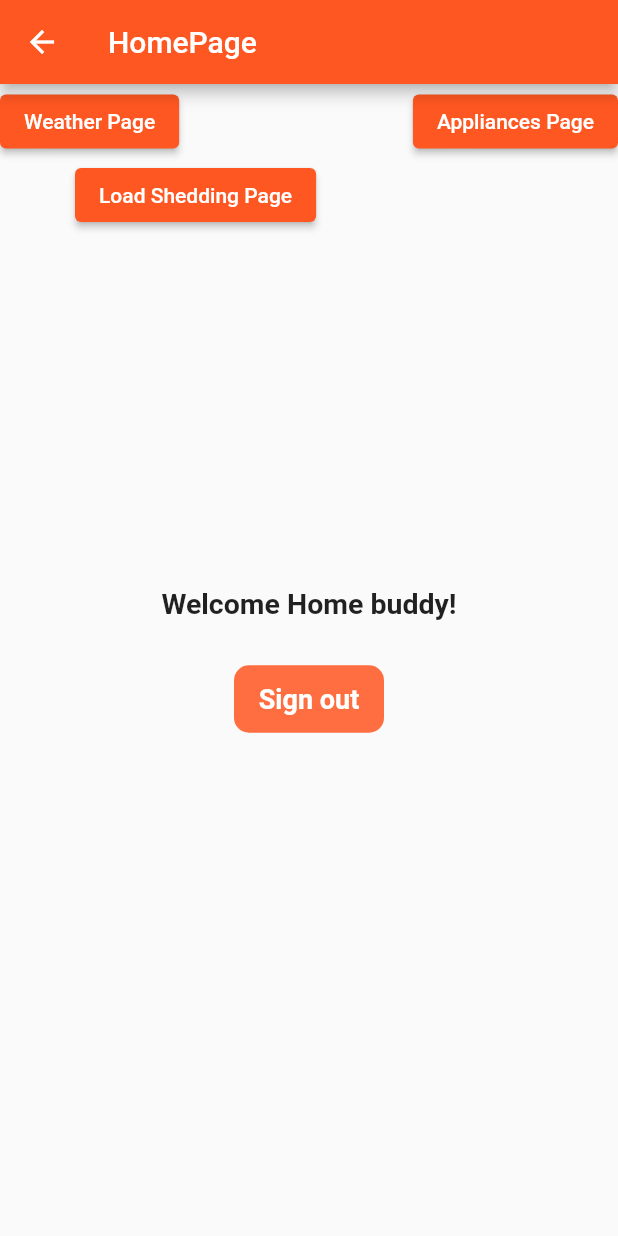
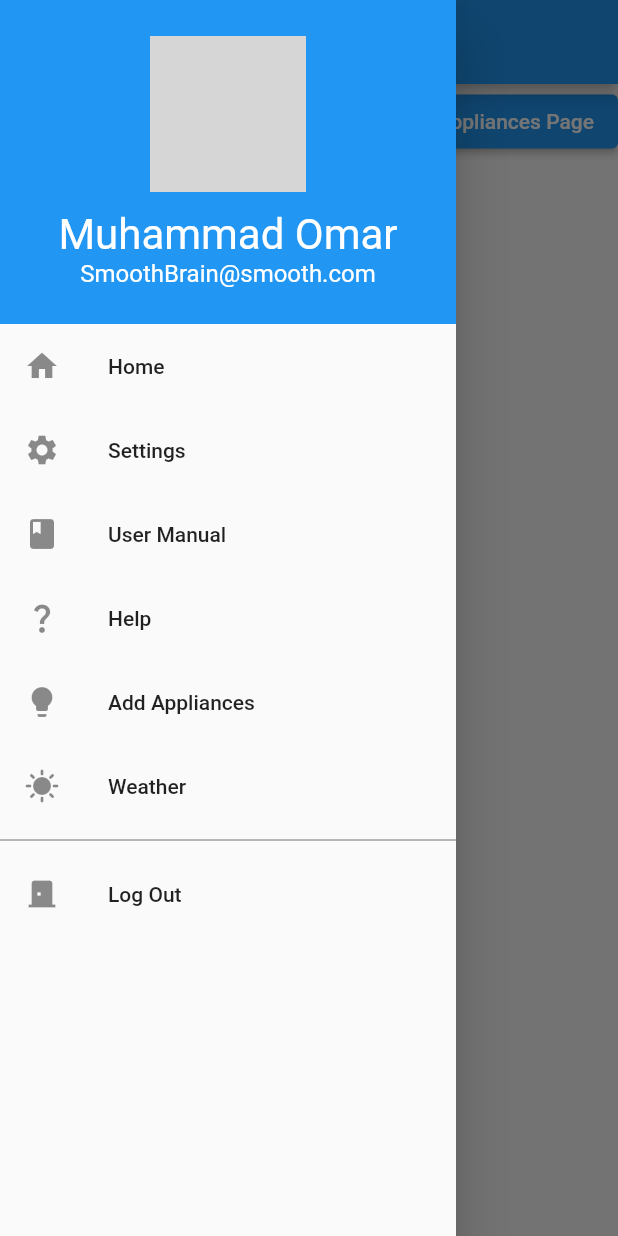
Before and after one commit to MZSFighters/MySolar, a Flutter app: the HomePage screen opened by its route, with the side drawer open (before the commit the screen has no drawer), on a phone screen of 412 x 824 dp. Run offline on Flutter 3.47's test engine with Material 2 defaults, Android fonts, the phone set to English and light mode, and no system bars; our stand-ins replace cloud_firestore, dio, firebase_auth, firebase_core; accounts and stored records are empty; network calls fail; grey boxes are pictures that could not be loaded.

Commit message:
collecting and building a trash fortress

```diff
--- /dev/null
+++ b/lib/CustomTheme.dart
@@ -0,0 +1,70 @@
+import 'package:flutter/material.dart';
+import 'package:flutter/widgets.dart';
+import 'package:mysolar/themes.dart';
+
+class _CustomTheme extends InheritedWidget {
+  final CustomThemeState data;
+
+  const _CustomTheme({
+    required this.data,
+    Key? key,
+    required Widget child,
+  }) : super(key: key, child: child);
+
+  @override
+  bool updateShouldNotify(_CustomTheme oldWidget) {
+    return true;
+  }
+}
+
+class CustomTheme extends StatefulWidget {
+  final Widget child;
+  final MyThemeKeys initialThemeKey;
+
+  const CustomTheme({
+    Key? key,
+    required this.initialThemeKey,
+    required this.child,
+  }) : super(key: key);
+
+  @override
+  CustomThemeState createState() => new CustomThemeState();
+
+  static ThemeData of(BuildContext context) {
+    _CustomTheme? inherited =
+     (context.dependOnInheritedWidgetOfExactType<_CustomTheme>());
+    return inherited!.data.theme;
+  }
+
+  static CustomThemeState instanceOf(BuildContext context) {
+    _CustomTheme? inherited =
+     (context.dependOnInheritedWidgetOfExactType<_CustomTheme>());
+    return inherited!.data;
+  }
+}
+
+class CustomThemeState extends State<CustomTheme> {
+  late ThemeData _theme;
+
+  ThemeData get theme => _theme;
+
+  @override
+  void initState() {
+    _theme = MyThemes.getThemeFromKey(widget.initialThemeKey);
+    super.initState();
+  }
+
+  void changeTheme(MyThemeKeys themeKey) {
+    setState(() {
+      _theme = MyThemes.getThemeFromKey(themeKey);
+    });
+  }
+
+  @override
+  Widget build(BuildContext context) {
+    return new _CustomTheme(
+      data: this,
+      child: widget.child,
+    );
+  }
+}
--- a/lib/features/user_auth/presentation/pages/home_page.dart
+++ b/lib/features/user_auth/presentation/pages/home_page.dart
@@ -1,5 +1,10 @@
 import 'package:firebase_auth/firebase_auth.dart';
 import 'package:flutter/material.dart';
+import 'package:mysolar/SettingsPage.dart';
+import 'package:mysolar/ManualPage.dart';
+import 'package:mysolar/weather/current_forecast.dart';
+import 'package:mysolar/HelpPage.dart';
+import 'package:mysolar/add_appliances.dart';
 
 class HomePage extends StatelessWidget {
   const HomePage({Key? key}) : super(key: key);
@@ -9,9 +14,10 @@ class HomePage extends StatelessWidget {
     return Scaffold(
       appBar: AppBar(
         title: Text("HomePage"),
-        backgroundColor: Colors.deepOrange,
-        foregroundColor: Colors.white,
+        //backgroundColor: Colors.deepOrange,
+        //foregroundColor: Colors.white,
       ),
+      drawer: NavigationDrawer(),
       body: Stack(
         children: [
           Column(
@@ -84,3 +90,132 @@ class HomePage extends StatelessWidget {
     );
   }
 }
+
+class NavigationDrawer extends StatefulWidget {
+  NavigationDrawer({super.key});
+
+  @override
+  State<NavigationDrawer> createState() => _NavigationDrawerState();
+}
+
+class _NavigationDrawerState extends State<NavigationDrawer> {
+  String Picture ='https://upload.wikimedia.org/wikipedia/en/a/a4/Hide_the_Pain_Harold_%28Andr%C3%A1s_Arat%C3%B3%29.jpg';
+  String Name = 'Muhammad Omar';
+  String Email = 'SmoothBrain@smooth.com';
+
+
+  @override
+  Widget build(BuildContext context) => Drawer(
+    child: SingleChildScrollView(
+      child: Column(
+        crossAxisAlignment: CrossAxisAlignment.stretch,
+        children: <Widget>[
+          BuildHeader(context),
+          buildMenuItems(context),
+        ],
+      ),
+    ),
+  );
+
+    Widget BuildHeader(BuildContext context) => Container(
+    color: Colors.blue,
+    padding: EdgeInsets.only(
+      top: 24 + MediaQuery.of(context).padding.top,
+      bottom: 24,
+    ),
+    child: Column(children: [
+      CircleAvatar(
+        radius: 52,
+        backgroundImage: NetworkImage(
+          Picture,
+        ),
+      ),
+      SizedBox(height: 12),
+      Text(
+        Name,
+        style: TextStyle(fontSize: 28, color: Colors.white),
+      ),
+      Text(
+        Email,
+        style: TextStyle(fontSize: 16, color: Colors.white),
+      ),
+    ]),
+  );
+//}
+
+  Widget buildMenuItems(BuildContext context) => Column(
+    children: [
+            ListTile(
+              leading: Icon(Icons.home),
+              title: Text('Home'),
+              onTap: () {
+                Navigator.of(context).pop();
+              },
+            ),
+            ListTile(
+              leading: Icon(Icons.settings),
+              title: Text('Settings'),
+              onTap: () {
+                Navigator.of(context)
+                .push(
+                  MaterialPageRoute(
+                    builder: (context) => SettingsPage()
+                  )
+                );
+              },
+            ),
+            ListTile(
+              leading: Icon(Icons.book),
+              title: Text('User Manual'),
+              onTap: () {
+                Navigator.of(context)
+                .push(
+                  MaterialPageRoute(
+                    builder: (context) => ManualPage()
+                  )
+                );
+              },
+            ),
+            ListTile(
+              leading: Icon(Icons.question_mark),
+              title: Text('Help'),
+              onTap: () {
+                Navigator.of(context)
+                .push(
+                  MaterialPageRoute(
+                    builder: (context) => HelpPage()
+                  )
+                );
+              },
+            ),
+            ListTile(
+              leading: Icon(Icons.lightbulb),
+              title: Text('Add Appliances'),
+              onTap: () {
+                Navigator.of(context)
+                .push(
+                  MaterialPageRoute(
+                    builder: (context) => AddAppliances())
+                );
+              },
+            ),
+            ListTile(
+              leading: Icon(Icons.sunny),
+              title: Text('Weather'),
+              onTap: () {
+                Navigator.of(context)
+                .push(
+                  MaterialPageRoute(
+                    builder: (context) => CurrentWeatherPage())
+                );
+              },
+            ),
+            const Divider(color: Colors.black54),
+            ListTile(
+              leading: Icon(Icons.door_back_door),
+              title: Text('Log Out'),
+              onTap: () => {},
+            ),
+    ],
+  );
+}
--- /dev/null
+++ b/lib/themes.dart
@@ -0,0 +1,52 @@
+import 'package:flutter/material.dart';
+
+enum MyThemeKeys {BLUE, GREEN, ORANGE, RED, PINK, PURPLE}
+
+class MyThemes {
+  static final ThemeData blueTheme = ThemeData(
+    primaryColor: Colors.blue,
+    appBarTheme: AppBarTheme(color: Colors.blue)
+  );
+
+  static final ThemeData greenTheme = ThemeData(
+    primaryColor: Colors.green,
+    appBarTheme: AppBarTheme(color: Colors.green)
+  );
+
+  static final ThemeData orangeTheme = ThemeData(
+    primaryColor: Colors.deepOrange,
+    appBarTheme: AppBarTheme(color: Colors.deepOrange)
+  );
+
+    static final ThemeData redTheme = ThemeData(
+    primaryColor: Colors.red,
+    appBarTheme: AppBarTheme(color: Colors.red)
+  );
+
+    static final ThemeData pinkTheme = ThemeData(
+    primaryColor: Colors.pink,
+    appBarTheme: AppBarTheme(color: Colors.pink)
+  );
+
+    static final ThemeData purpleTheme = ThemeData(
+    primaryColor: Colors.purple,
+    appBarTheme: AppBarTheme(color: Colors.purple)
+  );
+
+  static ThemeData getThemeFromKey(MyThemeKeys themeKey) {
+    switch (themeKey) {
+      case MyThemeKeys.BLUE:
+        return blueTheme;
+      case MyThemeKeys.GREEN:
+        return greenTheme;
+      case MyThemeKeys.ORANGE:
+        return orangeTheme;
+      case MyThemeKeys.RED:
+        return redTheme;
+      case MyThemeKeys.PINK:
+        return pinkTheme;
+      case MyThemeKeys.PURPLE:
+        return purpleTheme;
+    }
+  }
+}
```
Also changed, not shown: lib/EditProfilePage.dart (added, +80 -0 lines), lib/HelpPage.dart (added, +18 -0 lines), lib/ManualPage.dart (added, +21 -0 lines), lib/SettingsPage.dart (added, +37 -0 lines), lib/ThemesPage.dart (added, +70 -0 lines), lib/main.dart (+16 -9 lines).
